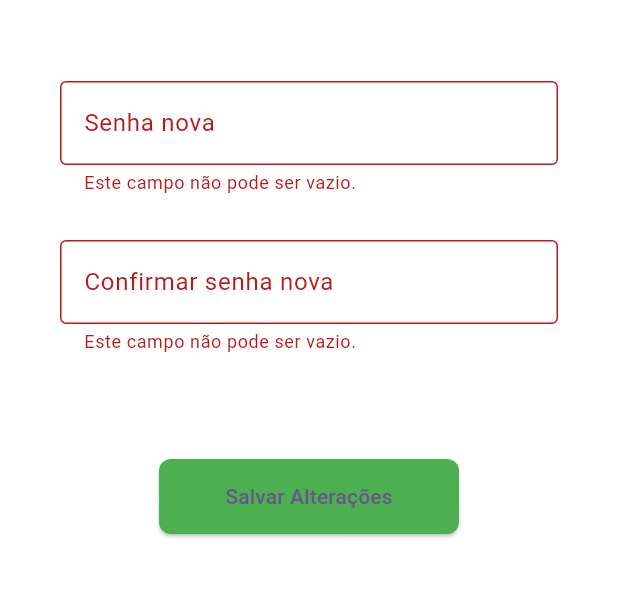
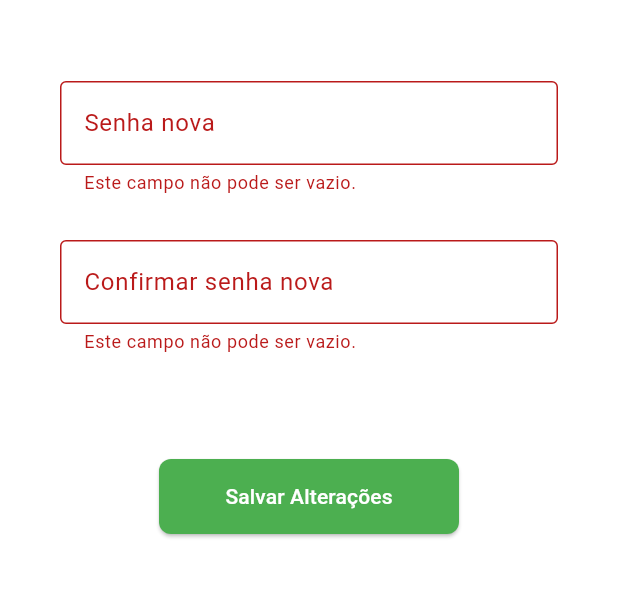
Before and after one commit to holyicecream/Meu-Financeiro, a Flutter app: the RedefinicaoDeSenha screen opened by its route, after a tap on "Salvar Alterações", on a phone screen of 412 x 824 dp, the part 63-661 px from its top. Run offline on Flutter 3.47's test engine with Material 3 defaults, Android fonts, the phone set to English and light mode, and no system bars; our stand-ins replace fixnum; missing offline and left inert: mongo_dart.

Commit message:
Fix redefinição de senha antes do login

```diff
--- a/mongo_project/lib/Pages/Login.dart
+++ b/mongo_project/lib/Pages/Login.dart
@@ -116,6 +116,7 @@ class LoginState extends State<Login> {
                           style: TextStyle(color: Colors.green.shade900),
                         ),
                         onTap: () {
+                          todosArguments.dataClientes.email = emailController.text;
                           Navigator.pushReplacementNamed(context, '/RecuperacaoDeSenha',
                               arguments: todosArguments);
                         },
--- a/mongo_project/lib/Pages/login.dart
+++ b/mongo_project/lib/Pages/login.dart
@@ -116,6 +116,7 @@ class LoginState extends State<Login> {
                           style: TextStyle(color: Colors.green.shade900),
                         ),
                         onTap: () {
+                          todosArguments.dataClientes.email = emailController.text;
                           Navigator.pushReplacementNamed(context, '/RecuperacaoDeSenha',
                               arguments: todosArguments);
                         },
--- a/mongo_project/lib/Pages/recuperacao_de_senha.dart
+++ b/mongo_project/lib/Pages/recuperacao_de_senha.dart
@@ -226,7 +226,7 @@ class RecuperacaoDeSenhaState extends State<RecuperacaoDeSenha> {
                                 quintoController.text != '') {
                               // Você requisitou a mudança de senha. Para realizar a mudança é necessário a confirmação via email, enviamos um código de 5 no email ${todosArguments.dataClient.email}
                               Navigator.pushReplacementNamed(
-                                  context, '/RedefinicaoDeSenha');
+                                  context, '/RedefinicaoDeSenha', arguments:  todosArguments);
                             } else {
                               showDialog(
                                 context: context,
--- a/mongo_project/lib/Pages/redefinicao_de_senha.dart
+++ b/mongo_project/lib/Pages/redefinicao_de_senha.dart
@@ -64,6 +64,7 @@ class RedefinicaoDeSenhaState extends State<RedefinicaoDeSenha> {
                     child: Column(
                       children: [
                         TextFormField(
+                          obscureText: true,
                           controller: senha1Controller,
                           validator: (value) {
                             value ??= '';
@@ -87,6 +88,7 @@ class RedefinicaoDeSenhaState extends State<RedefinicaoDeSenha> {
                           height: 30,
                         ),
                         TextFormField(
+                          obscureText: true,
                           controller: senha2Controller,
                           validator: (value) {
                             value ??= '';
@@ -116,8 +118,9 @@ class RedefinicaoDeSenhaState extends State<RedefinicaoDeSenha> {
                         if (formKey.currentState!.validate()) {
                           todosArguments.dataClientes.senha =
                               senha2Controller.text;
-
-                          MongoDatabaseClientes.updateSenha(
+                              print(todosArguments.dataClientes.email);
+                              print(todosArguments.dataClientes.senha);
+                          MongoDatabaseClientes.updateSenhaByEmail(
                               todosArguments.dataClientes);
                           Navigator.pushReplacementNamed(context, '/Login',
                               arguments: todosArguments);
@@ -133,7 +136,7 @@ class RedefinicaoDeSenhaState extends State<RedefinicaoDeSenha> {
                           return Size(200, 50);
                         }),
                       ),
-                      child: Text("Salvar Alterações"),
+                      child: Text("Salvar Alterações", style: TextStyle(color: Colors.white,),),
                     ),
                   ),
                 ],
--- a/mongo_project/lib/zDatabase/mongodb_clientes.dart
+++ b/mongo_project/lib/zDatabase/mongodb_clientes.dart
@@ -46,4 +46,8 @@ class MongoDatabaseClientes {
     await collection.update(where.eq("cod_cliente", data.codCliente),
         modify.set('senha', data.senha));
   }
+  static Future<void> updateSenhaByEmail(MongoDbModelClientes data) async {
+    await collection.update(where.eq("email", data.email),
+        modify.set('senha', data.senha));
+  }
 }
```
